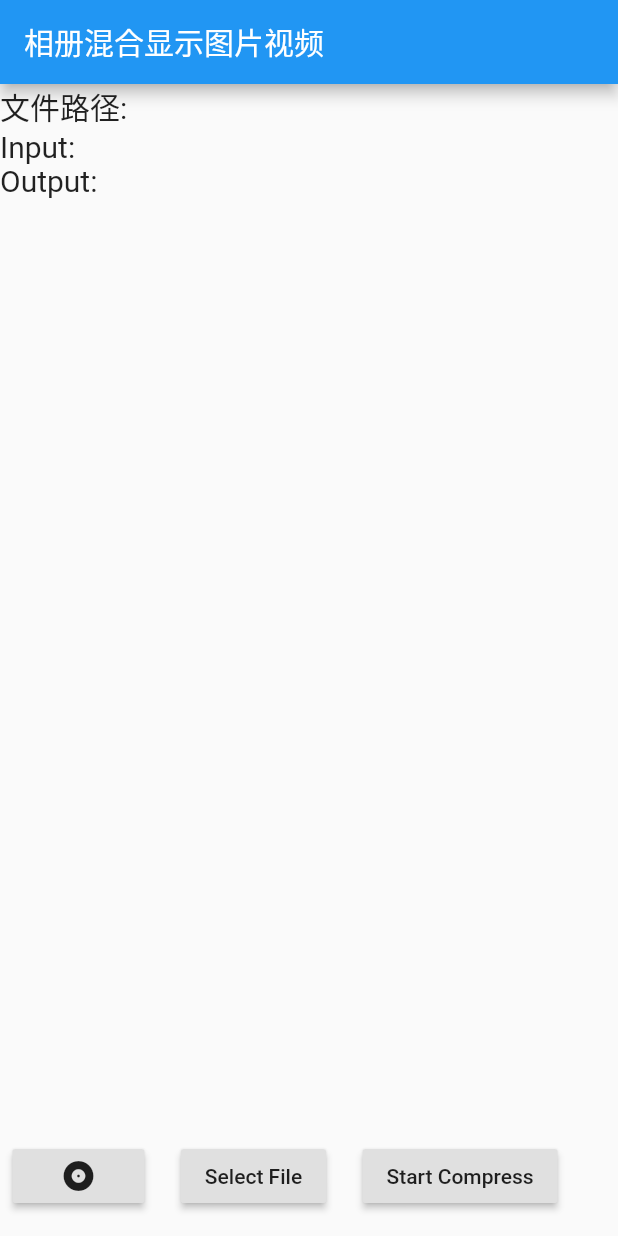
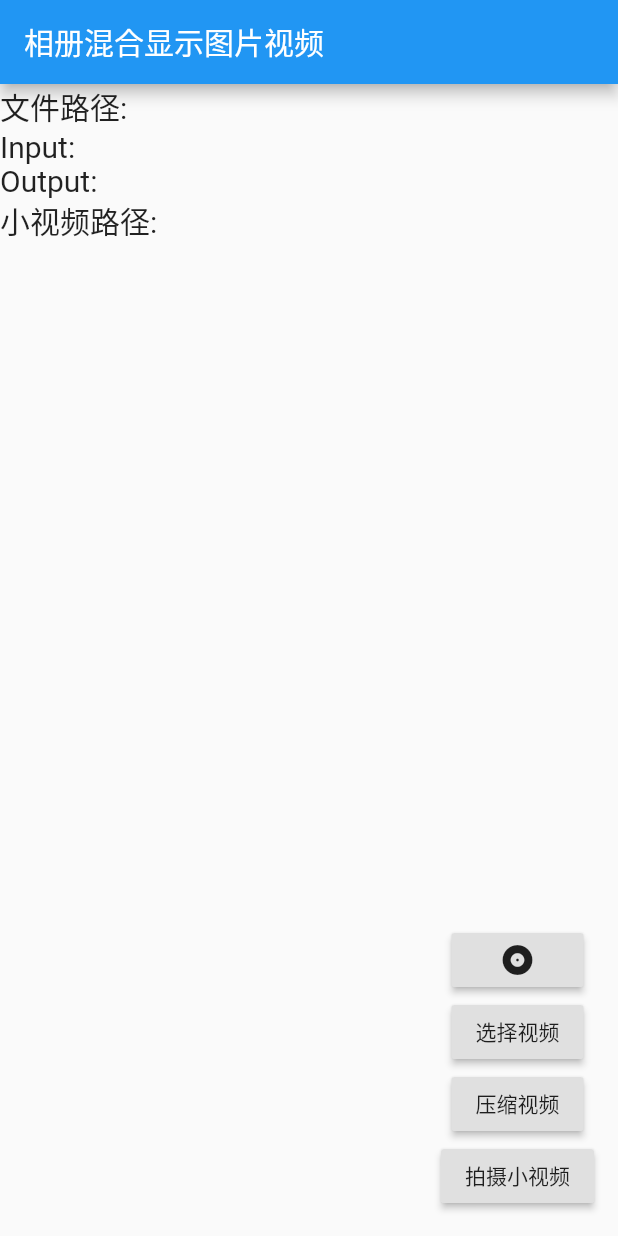
Before and after one commit to qindaochuan/album_picker, a Flutter app: the screen it shows after launch, on a phone screen of 412 x 824 dp. Run offline on Flutter 3.47's test engine with Material 2 defaults, Android fonts, the phone set to English and light mode, and no system bars; our stand-ins replace image_picker.

```diff
--- a/example/lib/main.dart
+++ b/example/lib/main.dart
@@ -1,7 +1,8 @@
+import 'dart:io';
+
 import 'package:flutter/material.dart';
 import 'dart:async';
 
-import 'package:flutter/services.dart';
 import 'package:album_picker/album_picker.dart';
 import 'package:image_picker/image_picker.dart';
 
@@ -13,9 +14,10 @@ class MyApp extends StatefulWidget {
 }
 
 class _MyAppState extends State<MyApp> {
-  String _filePath = null;
+  String _filePath;
   String _fileInputPath = "";
   String _fileOutputPath = "";
+  String _smallVideoPath;
 
   @override
   void initState() {
@@ -65,11 +67,22 @@ class _MyAppState extends State<MyApp> {
                     )
                   ],
                 ),
+                Row(
+                  children: <Widget>[
+                    Text(
+                      "小视频路径: ",
+                      style: TextStyle(fontSize: 20),
+                    ),
+                    Expanded(
+                      child: Text(_smallVideoPath == null ? "" : _smallVideoPath),
+                    )
+                  ],
+                ),
               ],
             ),
           ),
-          floatingActionButton: Row(
-            mainAxisAlignment: MainAxisAlignment.spaceEvenly,
+          floatingActionButton: Column(
+            mainAxisAlignment: MainAxisAlignment.end,
             children: <Widget>[
               RaisedButton(
                   child: Icon(Icons.album),
@@ -84,7 +97,7 @@ class _MyAppState extends State<MyApp> {
                     });
                   }),
               RaisedButton(
-                child: Text("Select File"),
+                child: Text("选择视频"),
                 onPressed: () async {
                   var image = await ImagePicker.pickVideo(source: ImageSource.gallery);
                   setState(() {
@@ -95,11 +108,20 @@ class _MyAppState extends State<MyApp> {
                 },
               ),
               RaisedButton(
-                child: Text("Start Compress"),
+                child: Text("压缩视频"),
                 onPressed: () async {
                   String destPath = await AlbumPicker.videoCompress(_fileInputPath);
                   setState(() {
                     _fileOutputPath = destPath;
+                  });
+                },
+              ),
+              RaisedButton(
+                child: Text("拍摄小视频"),
+                onPressed: () async {
+                  String destPath = await captureSmallVideo();
+                  setState(() {
+                    _smallVideoPath = destPath;
                   });
                 },
               )
@@ -107,4 +129,10 @@ class _MyAppState extends State<MyApp> {
           )),
     );
   }
+
+  Future<String> captureSmallVideo() async{
+    var image = await ImagePicker.pickVideo(source: ImageSource.camera,maxDuration: Duration(seconds: 10));
+    String destPath = await AlbumPicker.videoCompress(image.path);
+    return destPath;
+  }
 }
--- a/example/pubspec.yaml
+++ b/example/pubspec.yaml
@@ -19,7 +19,7 @@ dev_dependencies:
 
   album_picker:
     path: ../
-  image_picker: ^0.6.5
+  image_picker: ^0.6.5+3
 # For information on the generic Dart part of this file, see the
 # following page: https://dart.dev/tools/pub/pubspec
 
```
Also changed, not shown: example/pubspec.lock, 3 other files.
